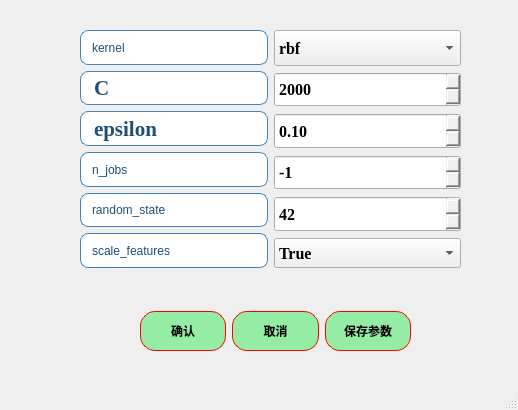
Qt form ui/algorithms3_SVM_para.ui (azhongege24/predict_first) before a commit.
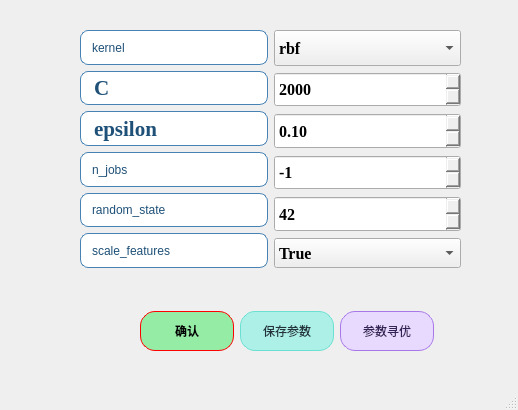
The same form after that commit.

Patch:
```diff
--- a/ui/algorithms3_SVM_para.ui
+++ b/ui/algorithms3_SVM_para.ui
@@ -501,12 +501,12 @@
      </item>
     </layout>
    </widget>
-   <widget class="QWidget" name="">
+   <widget class="QWidget" name="layoutWidget">
     <property name="geometry">
      <rect>
       <x>140</x>
       <y>310</y>
-      <width>271</width>
+      <width>294</width>
       <height>42</height>
      </rect>
     </property>
@@ -542,37 +542,6 @@
        </property>
       </widget>
      </item>
-     <item>
-      <widget class="QPushButton" name="pushButton_2">
-       <property name="minimumSize">
-        <size>
-         <width>0</width>
-         <height>40</height>
-        </size>
-       </property>
-       <property name="styleSheet">
-        <string notr="true">QPushButton{
-border:1px solid red;   /*边框的粗细，颜色*/
-border-radius:15px;    /*设置圆角半径 */
-padding:2px 4px;  /*QFrame边框与内部其它部件的距离*/
-background-color: rgb(149, 236, 165);	/*背景颜色*/
-color:rgb(0, 0, 0);		/*字体颜色*/
-	font: 18pt &quot;楷体&quot;;
-
-font:bold;
-}
-QPushButton:hover {
-    background-color: rgb(177, 244, 155);    /* 悬停时背景色 */
-}
-QPushButton:pressed {
-    background-color:rgb(99, 181, 255);     /* 点击时背景色 */
-}</string>
-       </property>
-       <property name="text">
-        <string>取消</string>
-       </property>
-      </widget>
-     </item>
      <item>
       <widget class="QPushButton" name="pushButton_save_params">
        <property name="minimumSize">
@@ -583,18 +552,18 @@
        </property>
        <property name="styleSheet">
         <string notr="true">QPushButton{
-border:1px solid red;   /*边框的粗细，颜色*/
-border-radius:15px;    /*设置圆角半径 */
-padding:2px 4px;  /*QFrame边框与内部其它部件的距离*/
-background-color: rgb(149, 236, 165);	/*背景颜色*/
-color:rgb(0, 0, 0);		/*字体颜色*/
-	font: 18pt &quot;楷体&quot;;
-
-font:bold;
+    border:1px solid rgb(107, 224, 210);   /* 边框：浅薄荷绿（呼应背景） */
+    border-radius:15px;    /* 圆角半径（不变） */
+    padding:2px 4px;  /* 内边距（不变） */
+    background-color: rgb(173, 240, 232);	/* 常态背景：淡薄荷绿 */
+    color:rgb(34, 51, 59);		/* 字体颜色：深灰色（可读性强，不突兀） */
+    font: bold 18pt &quot;楷体&quot;;  /* 字体格式合并（不变） */
 }
+
 QPushButton:hover {
     background-color: rgb(177, 244, 155);    /* 悬停时背景色 */
 }
+
 QPushButton:pressed {
     background-color:rgb(99, 181, 255);     /* 点击时背景色 */
 }</string>
@@ -604,6 +573,37 @@
        </property>
       </widget>
      </item>
+     <item>
+      <widget class="QPushButton" name="pushButton_random_search">
+       <property name="minimumSize">
+        <size>
+         <width>0</width>
+         <height>40</height>
+        </size>
+       </property>
+       <property name="styleSheet">
+        <string notr="true">QPushButton{
+    border:1px solid rgb(168, 120, 233);   /* 边框：浅紫色 */
+    border-radius:15px;    /* 圆角半径（不变） */
+    padding:2px 4px;  /* 内边距（不变） */
+    background-color: rgb(232, 218, 255);	/* 常态背景：淡紫色 */
+    color:rgb(51, 34, 85);		/* 字体颜色：深紫色（更搭色系，可读性强） */
+    font: bold 18pt &quot;楷体&quot;;  /* 字体合并优化（原格式不变） */
+}
+
+QPushButton:hover {
+    background-color: rgb(240, 228, 255);    /* 悬停背景：更浅的紫色（提亮效果） */
+}
+
+QPushButton:pressed {
+    background-color: rgb(194, 162, 245);     /* 点击背景：中等紫色（按压反馈明显） */
+}</string>
+       </property>
+       <property name="text">
+        <string>参数寻优</string>
+       </property>
+      </widget>
+     </item>
     </layout>
    </widget>
   </widget>
```
Left out of the diff: 20 changed lines with no effect on the pictures.
